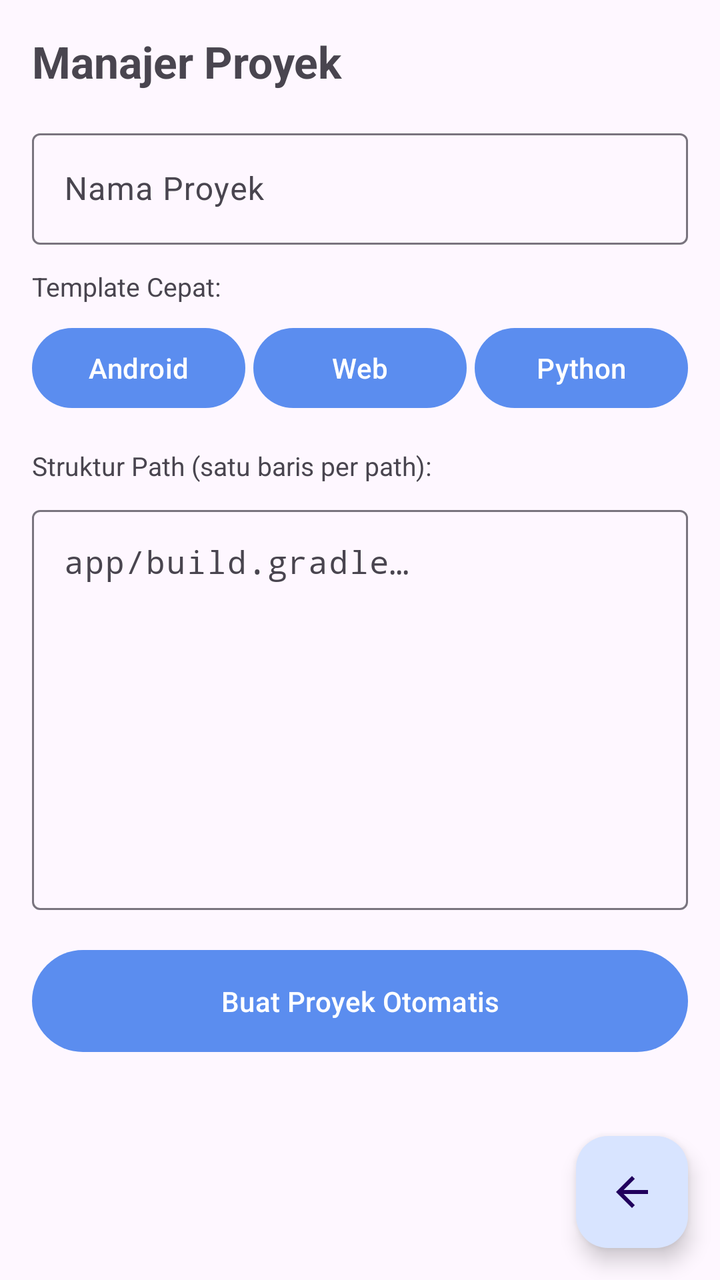
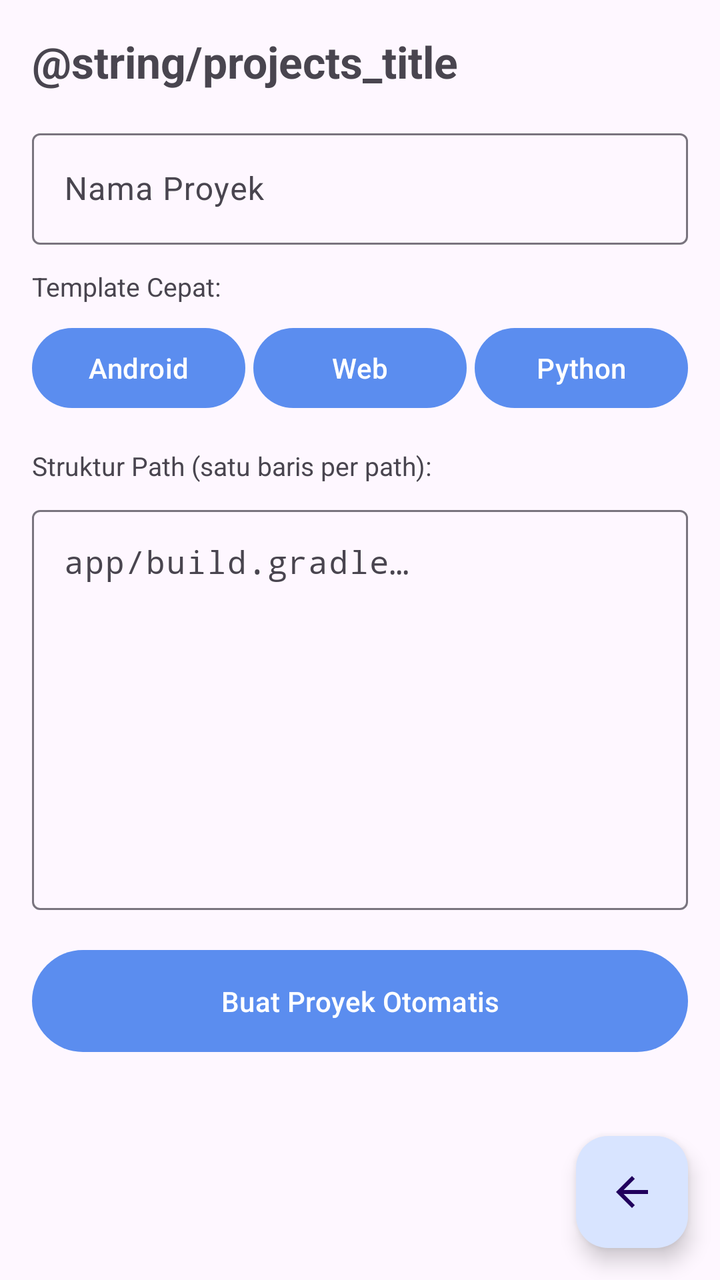

Two renders of the same Android screen: before a commit and after it. Below are the layout's source before the change and the commit's diff.
<!-- AndroidManifest.xml: application theme Theme.PlaManajer -->
<!-- res/layout/activity_project_manager.xml -->
<?xml version="1.0" encoding="utf-8"?>
<androidx.coordinatorlayout.widget.CoordinatorLayout
    xmlns:android="http://schemas.android.com/apk/res/android"
    xmlns:app="http://schemas.android.com/apk/res-auto"
    android:layout_width="match_parent"
    android:layout_height="match_parent"
    android:background="?android:attr/colorBackground">

    <ScrollView
        android:layout_width="match_parent"
        android:layout_height="match_parent">

        <LinearLayout
            android:layout_width="match_parent"
            android:layout_height="wrap_content"
            android:orientation="vertical"
            android:padding="16dp">

            <TextView
                android:layout_width="wrap_content"
                android:layout_height="wrap_content"
                android:text="Manajer Proyek"
                android:textSize="22sp"
                android:textStyle="bold"
                android:layout_marginBottom="16dp" />

            <com.google.android.material.textfield.TextInputLayout
                android:layout_width="match_parent"
                android:layout_height="wrap_content"
                android:layout_marginBottom="12dp"
                android:hint="Nama Proyek">
                <com.google.android.material.textfield.TextInputEditText
                    android:id="@+id/etProjectName"
                    android:layout_width="match_parent"
                    android:layout_height="wrap_content" />
            </com.google.android.material.textfield.TextInputLayout>

            <TextView
                android:layout_width="wrap_content"
                android:layout_height="wrap_content"
                android:text="Template Cepat:"
                android:textSize="13sp"
                android:layout_marginBottom="8dp" />
            <LinearLayout
                android:layout_width="match_parent"
                android:layout_height="wrap_content"
                android:orientation="horizontal"
                android:layout_marginBottom="16dp">
                <com.google.android.material.button.MaterialButton
                    android:id="@+id/btnAndroid"
                    android:layout_width="0dp"
                    android:layout_height="wrap_content"
                    android:layout_weight="1"
                    android:layout_marginEnd="4dp"
                    android:text="Android" />
                <com.google.android.material.button.MaterialButton
                    android:id="@+id/btnWeb"
                    android:layout_width="0dp"
                    android:layout_height="wrap_content"
                    android:layout_weight="1"
                    android:layout_marginEnd="4dp"
                    android:text="Web" />
                <com.google.android.material.button.MaterialButton
                    android:id="@+id/btnPython"
                    android:layout_width="0dp"
                    android:layout_height="wrap_content"
                    android:layout_weight="1"
                    android:text="Python" />
            </LinearLayout>

            <TextView
                android:layout_width="wrap_content"
                android:layout_height="wrap_content"
                android:text="Struktur Path (satu baris per path):"
                android:textSize="13sp"
                android:layout_marginBottom="8dp" />
            <com.google.android.material.textfield.TextInputLayout
                android:layout_width="match_parent"
                android:layout_height="wrap_content"
                android:layout_marginBottom="16dp">
                <com.google.android.material.textfield.TextInputEditText
                    android:id="@+id/etPath"
                    android:layout_width="match_parent"
                    android:layout_height="200dp"
                    android:gravity="top|start"
                    android:inputType="textMultiLine"
                    android:fontFamily="monospace"
                    android:hint="app/build.gradle&#10;app/src/main/java/com/pla/agent/PlAiEngine.kt" />
            </com.google.android.material.textfield.TextInputLayout>

            <com.google.android.material.button.MaterialButton
                android:id="@+id/btnCreate"
                android:layout_width="match_parent"
                android:layout_height="wrap_content"
                android:text="Buat Proyek Otomatis"
                android:padding="16dp" />
        </LinearLayout>
    </ScrollView>

    <com.google.android.material.floatingactionbutton.FloatingActionButton
        android:id="@+id/fabBack"
        android:layout_width="wrap_content"
        android:layout_height="wrap_content"
        android:layout_gravity="bottom|end"
        android:layout_margin="16dp"
        android:contentDescription="Kembali"
        app:srcCompat="@drawable/ic_back" />
</androidx.coordinatorlayout.widget.CoordinatorLayout>
<!-- resources referenced by this layout -->
<resources>
  <!-- drawable ic_back (drawable) -->
  <vector xmlns:android="http://schemas.android.com/apk/res/android"
      android:width="24dp" android:height="24dp"
      android:viewportWidth="24" android:viewportHeight="24">
      <path android:fillColor="#FFFFFF"
          android:pathData="M20,11H7.83l5.59,-5.59L12,4l-8,8 8,8 1.41,-1.41L7.83,13H20v-2z"/>
  </vector>
  <style name="Theme.PlaManajer" parent="Theme.Material3.DayNight.NoActionBar">
          <item name="colorPrimary">@color/primary</item>
          <item name="colorOnPrimary">@color/on_primary</item>
          <item name="colorPrimaryContainer">@color/primary_container</item>
          <item name="android:statusBarColor">?attr/colorSurface</item>
          <item name="android:windowLightStatusBar" tools:targetApi="m">?attr/isLightTheme</item>
      </style>
  <color name="primary">#5B8DEF</color>
  <color name="on_primary">#FFFFFF</color>
  <color name="primary_container">#D8E4FF</color>
</resources>

<!-- the commit's change to res/layout/activity_project_manager.xml (unified diff, before → after) -->
@@ -9,7 +9,6 @@
     <ScrollView
         android:layout_width="match_parent"
         android:layout_height="match_parent">
-
         <LinearLayout
             android:layout_width="match_parent"
             android:layout_height="wrap_content"
@@ -19,7 +18,7 @@
             <TextView
                 android:layout_width="wrap_content"
                 android:layout_height="wrap_content"
-                android:text="Manajer Proyek"
+                android:text="@string/projects_title"
                 android:textSize="22sp"
                 android:textStyle="bold"
                 android:layout_marginBottom="16dp" />
